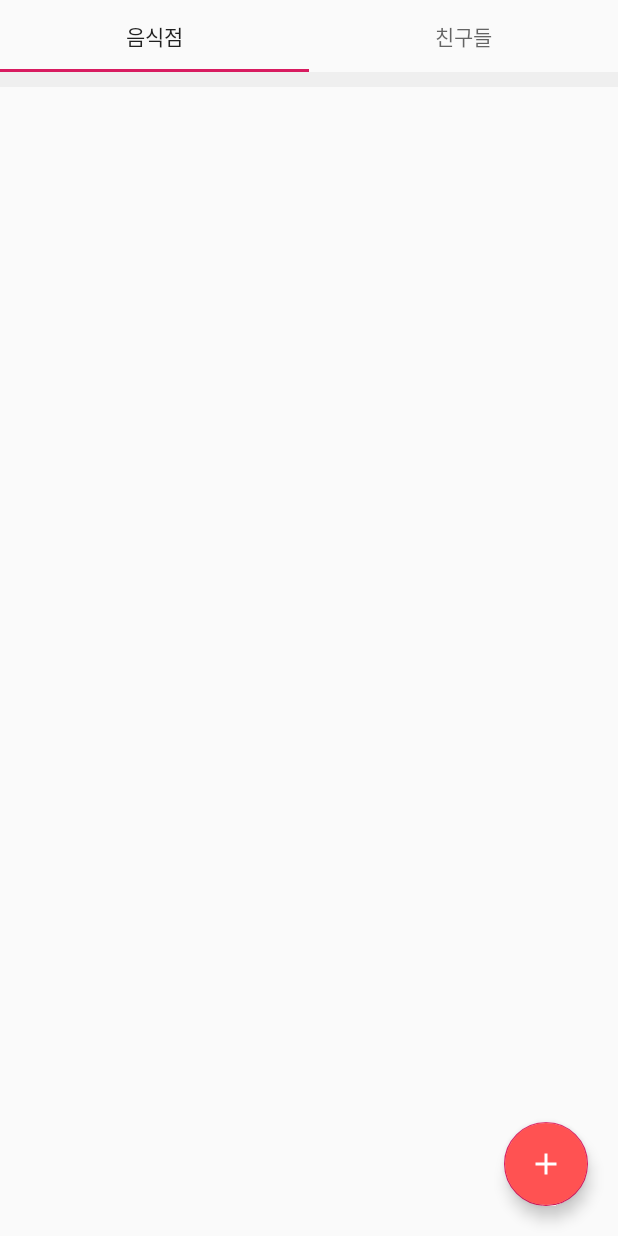
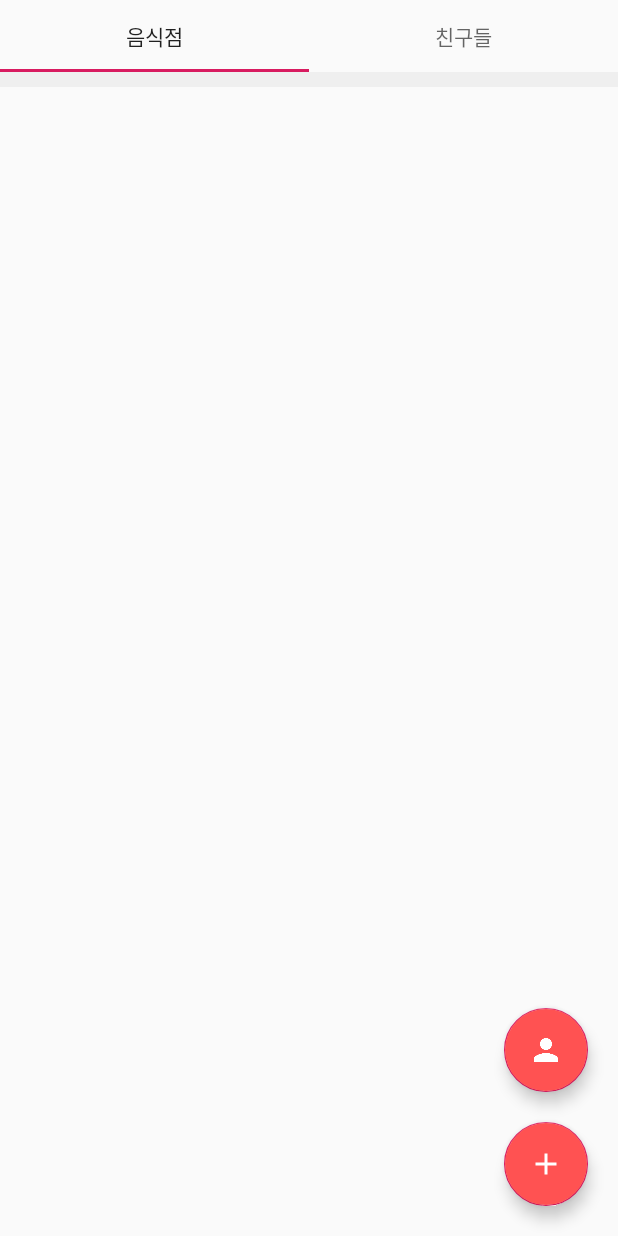
Before and after one commit to minjun3021/SunrinSaekki, an Android app: the RestaurantFragment screen opened directly, with no data from a screen before it, on a phone screen of 412 x 824 dp. Run offline under Robolectric (Android 15) with nearby library versions, the phone set to English and light mode, and no system bars; our stand-ins replace CircleImageView, Firebase (no records; nobody signed in at launch, a user with empty details on screens opened directly); pictures from the network do not load.

Commit message:
bug fixed

```diff
--- a/app/src/main/java/com/kmj/sunrinsaekki/adapter/RestaurantAdapter.java
+++ b/app/src/main/java/com/kmj/sunrinsaekki/adapter/RestaurantAdapter.java
@@ -75,7 +75,7 @@ public class RestaurantAdapter extends RecyclerView.Adapter<RestaurantAdapter.Vi
         storageReference.child("images/"+restaurants.get(position).getName()).getDownloadUrl().addOnCompleteListener(new OnCompleteListener<Uri>() {
             @Override
             public void onComplete(@NonNull Task<Uri> task) {
-                if (task.isComplete()){
+                if (task.isSuccessful()){
                     Glide.with(context)
                             .load(task.getResult())
                             .placeholder(R.drawable.ic_person)
--- a/app/src/main/java/com/kmj/sunrinsaekki/fragment/RestaurantFragment.java
+++ b/app/src/main/java/com/kmj/sunrinsaekki/fragment/RestaurantFragment.java
@@ -15,6 +15,7 @@ import com.google.android.material.floatingactionbutton.FloatingActionButton;
 import com.kmj.sunrinsaekki.R;
 import com.kmj.sunrinsaekki.activity.AddActivity;
 import com.kmj.sunrinsaekki.activity.MainActivity;
+import com.kmj.sunrinsaekki.activity.ProfileActivity;
 import com.kmj.sunrinsaekki.adapter.RestaurantAdapter;
 
 
@@ -23,8 +24,9 @@ import com.kmj.sunrinsaekki.adapter.RestaurantAdapter;
  */
 public class RestaurantFragment extends Fragment {
     MainActivity mainActivity;
-    FloatingActionButton addButton;
+    FloatingActionButton addButton,profileButton;
     RecyclerView recyclerView;
+    public static boolean isMyProfile=false;
     public static RestaurantAdapter adapter;
     public RestaurantFragment() {
         // Required empty public constructor
@@ -43,6 +45,15 @@ public class RestaurantFragment extends Fragment {
         recyclerView.setLayoutManager(new LinearLayoutManager(mainActivity));
         recyclerView.setAdapter(adapter);
         MainActivity.isResFragCreated=true;
+        profileButton = v.findViewById(R.id.restaurant_profile);
+        profileButton.setOnClickListener(new View.OnClickListener() {
+            @Override
+            public void onClick(View v) {
+                Intent intent=new Intent(mainActivity, ProfileActivity.class);
+                RestaurantFragment.isMyProfile=true;
+                mainActivity.startActivity(intent);
+            }
+        });
         addButton=v.findViewById(R.id.restaurant_add);
         addButton.setOnClickListener(new View.OnClickListener() {
             @Override
--- a/app/src/main/res/drawable-v24/ic_person.xml
+++ b/app/src/main/res/drawable-v24/ic_person.xml
@@ -1,4 +1,4 @@
-<vector android:height="50dp" android:tint="#989898"
+<vector android:height="50dp" android:tint="#fff"
     android:viewportHeight="24.0" android:viewportWidth="24.0"
     android:width="50dp" xmlns:android="http://schemas.android.com/apk/res/android">
     <path android:fillColor="#FF000000" android:pathData="M12,12c2.21,0 4,-1.79 4,-4s-1.79,-4 -4,-4 -4,1.79 -4,4 1.79,4 4,4zM12,14c-2.67,0 -8,1.34 -8,4v2h16v-2c0,-2.66 -5.33,-4 -8,-4z"/>
--- a/app/src/main/res/layout/fragment_restaurant.xml
+++ b/app/src/main/res/layout/fragment_restaurant.xml
@@ -13,6 +13,18 @@
         android:layout_height="match_parent"></androidx.recyclerview.widget.RecyclerView>
 
     <com.google.android.material.floatingactionbutton.FloatingActionButton
+        android:layout_width="wrap_content"
+        android:layout_height="wrap_content"
+        android:id="@+id/restaurant_profile"
+        android:layout_marginRight="20dp"
+        android:layout_marginBottom="20dp"
+        android:backgroundTint="#ff5252"
+        android:src="@drawable/ic_person"
+        app:layout_constraintBottom_toTopOf="@id/restaurant_add"
+        app:layout_constraintRight_toRightOf="parent"
+
+        />
+    <com.google.android.material.floatingactionbutton.FloatingActionButton
         android:id="@+id/restaurant_add"
         android:layout_width="wrap_content"
         android:layout_height="wrap_content"
```
Also changed, not shown: app/src/main/java/com/kmj/sunrinsaekki/activity/ProfileActivity.java (+9 -1 lines).
